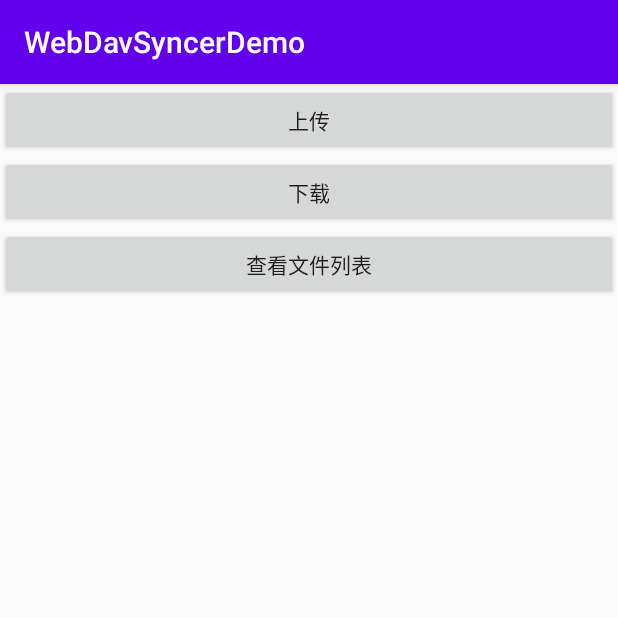
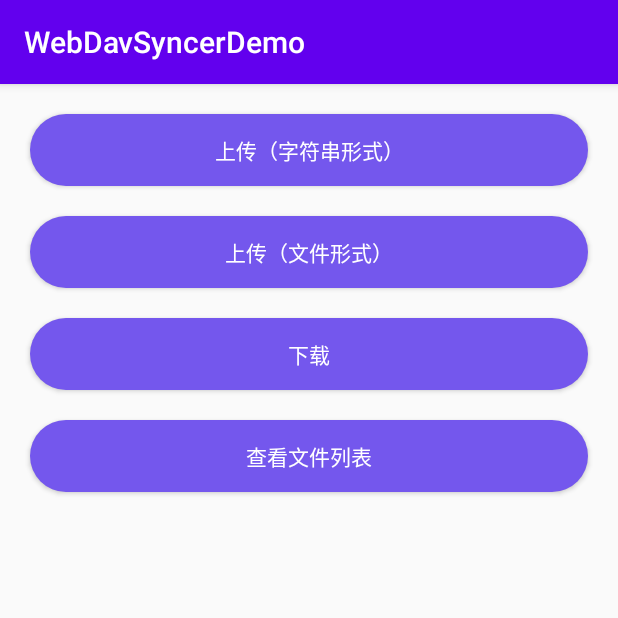
Before and after one commit to paul623/WebDavSyncerDemo, an Android app: the screen it shows after launch (MainActivity), on a phone screen of 412 x 824 dp, the top half of it. Run offline under Robolectric (Android 15) with nearby library versions, the phone set to English and light mode, and no system bars.

Commit message:
fix上传文件失败的问题

```diff
--- a/app/build.gradle
+++ b/app/build.gradle
@@ -8,8 +8,8 @@ android {
         applicationId "com.paul.webdavsyncerdemo"
         minSdkVersion 23
         targetSdkVersion 29
-        versionCode 1
-        versionName "1.0"
+        versionCode 2
+        versionName "1.1"
 
         testInstrumentationRunner "androidx.test.runner.AndroidJUnitRunner"
     }
@@ -26,7 +26,7 @@ android {
 dependencies {
     implementation fileTree(dir: 'libs', include: ['*.jar'])
 
-    implementation 'androidx.appcompat:appcompat:1.1.0'
+    implementation 'androidx.appcompat:appcompat:1.2.0'
     implementation 'androidx.constraintlayout:constraintlayout:1.1.3'
     testImplementation 'junit:junit:4.12'
     androidTestImplementation 'androidx.test.ext:junit:1.1.1'
--- a/app/src/main/AndroidManifest.xml
+++ b/app/src/main/AndroidManifest.xml
@@ -1,7 +1,7 @@
 <?xml version="1.0" encoding="utf-8"?>
 <manifest xmlns:android="http://schemas.android.com/apk/res/android"
     package="com.paul.webdavsyncerdemo">
-
+    <uses-permission android:name="android.permission.READ_EXTERNAL_STORAGE" />
     <application
         android:allowBackup="true"
         android:icon="@mipmap/ic_launcher"
--- /dev/null
+++ b/app/src/main/res/drawable/button_bg.xml
@@ -0,0 +1,17 @@
+<?xml version="1.0" encoding="utf-8" ?>
+<!--相当于做了一张圆角的图片,然后给button作为背景图片-->
+<shape xmlns:android="http://schemas.android.com/apk/res/android"
+    android:shape="rectangle">
+    <!--设置背景色-->
+    <solid android:color="#7457ED" />
+    <!--设置圆角-->
+    <corners android:radius="105dip" />
+    <padding
+        android:bottom="12dp"
+        android:left="63dp"
+        android:right="63dp"
+        android:top="12dp"
+        />
+    <!--设置边框线的宽度和颜色-->
+
+</shape>
--- a/app/src/main/res/layout/activity_main.xml
+++ b/app/src/main/res/layout/activity_main.xml
@@ -3,24 +3,46 @@
     android:layout_height="match_parent"
     android:layout_width="match_parent"
     android:orientation="vertical"
+    android:padding="10dp"
     xmlns:android="http://schemas.android.com/apk/res/android">
     <Button
-        android:text="上传"
+        android:layout_margin="10dp"
+        android:text="上传（字符串形式）"
+        android:background="@drawable/button_bg"
+        android:textColor="@color/white"
         android:onClick="upLoad"
         android:layout_width="match_parent"
         android:layout_height="wrap_content"/>
     <Button
+        android:layout_margin="10dp"
+        android:background="@drawable/button_bg"
+        android:textColor="@color/white"
+        android:text="上传（文件形式）"
+        android:onClick="upLoadFile"
+        android:layout_width="match_parent"
+        android:layout_height="wrap_content"/>
+    <Button
+        android:layout_margin="10dp"
+        android:background="@drawable/button_bg"
+        android:textColor="@color/white"
         android:text="下载"
         android:onClick="downLoad"
         android:layout_width="match_parent"
         android:layout_height="wrap_content"/>
     <Button
+        android:layout_margin="10dp"
+        android:background="@drawable/button_bg"
+        android:textColor="@color/white"
         android:text="查看文件列表"
         android:onClick="checkDir"
         android:layout_width="match_parent"
         android:layout_height="wrap_content"/>
-    <TextView
-        android:id="@+id/tv"
+    <ScrollView
         android:layout_width="match_parent"
-        android:layout_height="match_parent"/>
+        android:layout_height="match_parent">
+        <TextView
+            android:id="@+id/tv"
+            android:layout_width="match_parent"
+            android:layout_height="match_parent"/>
+    </ScrollView>
 </LinearLayout>
--- a/app/src/main/res/values/colors.xml
+++ b/app/src/main/res/values/colors.xml
@@ -3,4 +3,5 @@
     <color name="colorPrimary">#6200EE</color>
     <color name="colorPrimaryDark">#3700B3</color>
     <color name="colorAccent">#03DAC5</color>
+    <color name="white">#FFFFFF</color>
 </resources>
--- a/build.gradle
+++ b/build.gradle
@@ -8,9 +8,7 @@ buildscript {
 
     }
     dependencies {
-        classpath 'com.android.tools.build:gradle:3.6.3'
-
-
+        classpath 'com.android.tools.build:gradle:3.4.0'
         // NOTE: Do not place your application dependencies here; they belong
         // in the individual module build.gradle files
     }
--- a/gradle.properties
+++ b/gradle.properties
@@ -17,4 +17,4 @@ org.gradle.jvmargs=-Xmx1536m
 android.useAndroidX=true
 # Automatically convert third-party libraries to use AndroidX
 android.enableJetifier=true
-org.gradle.java.home=C:/Program Files/Java/jdk1.8.0_202
+org.gradle.java.home=C:/Program Files/Java/jdk-12.0.2
--- a/wdsyncer/src/main/java/com/paul623/wdsyncer/SyncConfig.java
+++ b/wdsyncer/src/main/java/com/paul623/wdsyncer/SyncConfig.java
@@ -72,4 +72,9 @@ public class SyncConfig {
     public boolean canLogin(){
         return !getUserAccount().equals("") && !getPassWord().equals("") && !getServerUrl().equals("");
     }
+    public void clean(){
+        SharedPreferences.Editor editor=sp.edit();
+        editor.clear();
+        editor.commit();
+    }
 }
--- a/wdsyncer/src/main/java/com/paul623/wdsyncer/SyncManager.java
+++ b/wdsyncer/src/main/java/com/paul623/wdsyncer/SyncManager.java
@@ -40,13 +40,13 @@ public class SyncManager implements SyncApi {
             Thread T=new Thread(new Runnable() {
                 @Override
                 public void run() {
+                    sardine.setCredentials(syncConfig.getUserAccount(), syncConfig.getPassWord());
                     try {
                         if(!sardine.exists(syncConfig.getServerUrl()+fileLoc+"/")){
                             //若不存在需要创建目录
                             sardine.createDirectory(syncConfig.getServerUrl()+fileLoc+"/");
                         }
                         byte[] data = FileUtils.File2byte(f);
-                        sardine.setCredentials(syncConfig.getUserAccount(), syncConfig.getPassWord());
                         sardine.put(syncConfig.getServerUrl()+fileLoc+"/"+fileName, data);
                         //https://dav.jianguoyun.com/dav/  simpleTime / backup.txt
                         listener.onSuccess(fileLoc+"/"+fileName+",上传成功");
```
Also changed, not shown: app/src/main/java/com/paul/webdavsyncerdemo/FileTools.java (added, +67 -0 lines), app/src/main/java/com/paul/webdavsyncerdemo/MainActivity.java (+39 -0 lines), wdsyncer/build.gradle (+5 -5 lines), gradle/wrapper/gradle-wrapper.properties.
